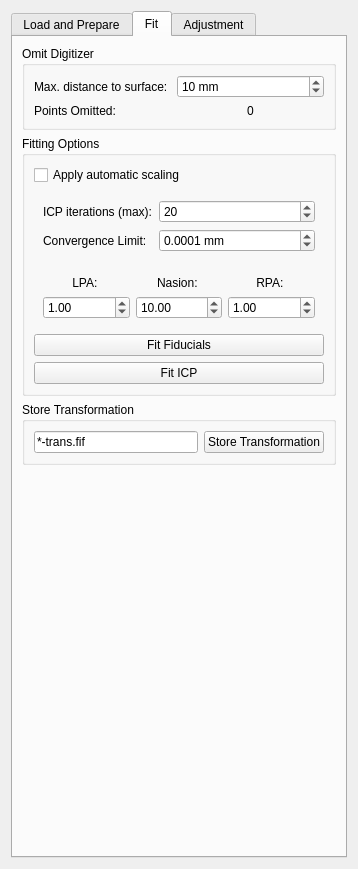
Before: the Qt Designer form libraries/disp/viewers/formfiles/coregsettingsview.ui in mne-tools/mne-cpp, drawn with Qt 5.
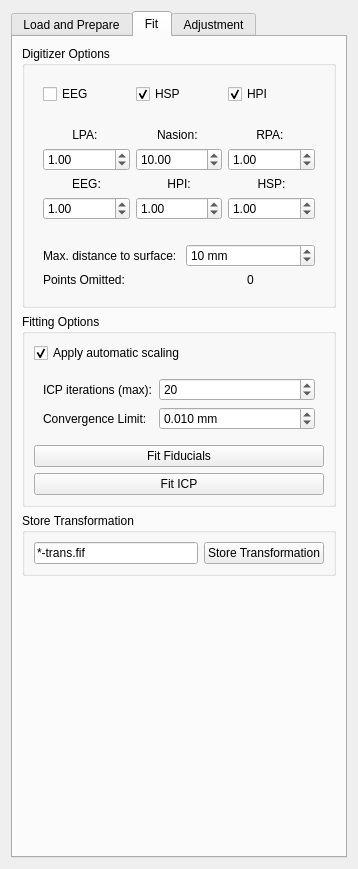
After: the same form once the commit is applied. The open tabs and pages were chosen to show the change.

Commit message: Enh: Add further digitizer selection and weight setting and implement display of results

Patch:
```diff
--- a/libraries/disp/viewers/formfiles/coregsettingsview.ui
+++ b/libraries/disp/viewers/formfiles/coregsettingsview.ui
@@ -13,7 +13,7 @@
   <property name="windowTitle">
    <string>HPI Setup</string>
   </property>
-  <layout class="QVBoxLayout" name="verticalLayout">
+  <layout class="QHBoxLayout" name="horizontalLayout_3">
    <item>
     <widget class="QTabWidget" name="m_qTabWidget">
      <property name="currentIndex">
@@ -150,45 +150,192 @@
       <attribute name="title">
        <string>Fit</string>
       </attribute>
-      <layout class="QVBoxLayout" name="verticalLayout_8">
+      <layout class="QVBoxLayout" name="verticalLayout">
        <item>
-        <widget class="QGroupBox" name="m_qGroupBox_Discard">
+        <widget class="QGroupBox" name="groupBox">
          <property name="title">
-          <string>Omit Digitizer</string>
+          <string>Digitizer Options</string>
          </property>
-         <layout class="QFormLayout" name="formLayout">
-          <item row="1" column="0">
-           <widget class="QLabel" name="m_qLabel_Text">
-            <property name="text">
-             <string>Points Omitted:</string>
-            </property>
+         <layout class="QVBoxLayout" name="verticalLayout_8">
+          <item>
+           <widget class="QWidget" name="m_qWidget_SelectDigitizer" native="true">
+            <layout class="QHBoxLayout" name="horizontalLayout_4">
+             <item>
+              <widget class="QCheckBox" name="m_qCheckBox_EEG">
+               <property name="text">
+                <string>EEG</string>
+               </property>
+              </widget>
+             </item>
+             <item>
+              <widget class="QCheckBox" name="m_qCheckBox_HSP">
+               <property name="text">
+                <string>HSP</string>
+               </property>
+               <property name="checked">
+                <bool>true</bool>
+               </property>
+              </widget>
+             </item>
+             <item>
+              <widget class="QCheckBox" name="m_qCheckBox_HPI">
+               <property name="text">
+                <string>HPI</string>
+               </property>
+               <property name="checked">
+                <bool>true</bool>
+               </property>
+              </widget>
+             </item>
+            </layout>
            </widget>
           </item>
-          <item row="1" column="1">
-           <widget class="QLabel" name="m_qLabel_NOmitted">
-            <property name="text">
-             <string>0</string>
-            </property>
-            <property name="alignment">
-             <set>Qt::AlignCenter</set>
-            </property>
+          <item>
+           <widget class="QWidget" name="m_qWidget_Weigths" native="true">
+            <layout class="QGridLayout" name="gridLayout">
+             <item row="1" column="2">
+              <widget class="QLabel" name="label_8">
+               <property name="text">
+                <string>RPA: </string>
+               </property>
+               <property name="alignment">
+                <set>Qt::AlignCenter</set>
+               </property>
+              </widget>
+             </item>
+             <item row="4" column="1">
+              <widget class="QLabel" name="label_17">
+               <property name="text">
+                <string>HPI:</string>
+               </property>
+               <property name="alignment">
+                <set>Qt::AlignCenter</set>
+               </property>
+              </widget>
+             </item>
+             <item row="3" column="2">
+              <widget class="QDoubleSpinBox" name="m_qDoubleSpinBox_WeightRpa">
+               <property name="value">
+                <double>1.000000000000000</double>
+               </property>
+              </widget>
+             </item>
+             <item row="3" column="0">
+              <widget class="QDoubleSpinBox" name="m_qDoubleSpinBox_WeightLpa">
+               <property name="value">
+                <double>1.000000000000000</double>
+               </property>
+              </widget>
+             </item>
+             <item row="4" column="2">
+              <widget class="QLabel" name="label_18">
+               <property name="text">
+                <string>HSP:</string>
+               </property>
+               <property name="alignment">
+                <set>Qt::AlignCenter</set>
+               </property>
+              </widget>
+             </item>
+             <item row="5" column="2">
+              <widget class="QDoubleSpinBox" name="m_qDoubleSpinBox_WeightHSP">
+               <property name="value">
+                <double>1.000000000000000</double>
+               </property>
+              </widget>
+             </item>
+             <item row="4" column="0">
+              <widget class="QLabel" name="label_16">
+               <property name="text">
+                <string>EEG:</string>
+               </property>
+               <property name="alignment">
+                <set>Qt::AlignCenter</set>
+               </property>
+              </widget>
+             </item>
+             <item row="5" column="1">
+              <widget class="QDoubleSpinBox" name="m_qDoubleSpinBox_WeightHPI">
+               <property name="value">
+                <double>1.000000000000000</double>
+               </property>
+              </widget>
+             </item>
+             <item row="1" column="0">
+              <widget class="QLabel" name="label_7">
+               <property name="text">
+                <string>LPA: </string>
+               </property>
+               <property name="alignment">
+                <set>Qt::AlignCenter</set>
+               </property>
+              </widget>
+             </item>
+             <item row="1" column="1">
+              <widget class="QLabel" name="label_9">
+               <property name="text">
+                <string>Nasion: </string>
+               </property>
+               <property name="alignment">
+                <set>Qt::AlignCenter</set>
+               </property>
+              </widget>
+             </item>
+             <item row="5" column="0">
+              <widget class="QDoubleSpinBox" name="m_qDoubleSpinBox_WeightEEG">
+               <property name="value">
+                <double>1.000000000000000</double>
+               </property>
+              </widget>
+             </item>
+             <item row="3" column="1">
+              <widget class="QDoubleSpinBox" name="m_qDoubleSpinBox_WeightNas">
+               <property name="value">
+                <double>10.000000000000000</double>
+               </property>
+              </widget>
+             </item>
+            </layout>
            </widget>
           </item>
-          <item row="0" column="0">
-           <widget class="QLabel" name="label_15">
-            <property name="text">
-             <string>Max. distance to surface: </string>
-            </property>
-           </widget>
-          </item>
-          <item row="0" column="1">
-           <widget class="QSpinBox" name="m_qSpinBox_MaxDist">
-            <property name="suffix">
-             <string> mm</string>
-            </property>
-            <property name="value">
-             <number>10</number>
-            </property>
+          <item>
+           <widget class="QWidget" name="m_qWidget_Discard" native="true">
+            <layout class="QFormLayout" name="formLayout_4">
+             <item row="2" column="0">
+              <widget class="QLabel" name="m_qLabel_Text">
+               <property name="text">
+                <string>Points Omitted:</string>
+               </property>
+              </widget>
+             </item>
+             <item row="2" column="1">
+              <widget class="QLabel" name="m_qLabel_NOmitted">
+               <property name="text">
+                <string>0</string>
+               </property>
+               <property name="alignment">
+                <set>Qt::AlignCenter</set>
+               </property>
+              </widget>
+             </item>
+             <item row="1" column="0">
+              <widget class="QLabel" name="label_15">
+               <property name="text">
+                <string>Max. distance to surface: </string>
+               </property>
+              </widget>
+             </item>
+             <item row="1" column="1">
+              <widget class="QSpinBox" name="m_qSpinBox_MaxDist">
+               <property name="suffix">
+                <string> mm</string>
+               </property>
+               <property name="value">
+                <number>10</number>
+               </property>
+              </widget>
+             </item>
+            </layout>
            </widget>
           </item>
          </layout>
@@ -206,7 +353,7 @@
              <string>Apply automatic scaling</string>
             </property>
             <property name="checked">
-             <bool>false</bool>
+             <bool>true</bool>
             </property>
             <property name="tristate">
              <bool>false</bool>
@@ -230,83 +377,26 @@
                </property>
               </widget>
              </item>
-             <item row="1" column="0">
-              <widget class="QLabel" name="label_6">
-               <property name="text">
-                <string>Convergence Limit:</string>
-               </property>
-              </widget>
-             </item>
              <item row="1" column="1">
               <widget class="QDoubleSpinBox" name="m_qDoubleSpinBox_Converge">
                <property name="suffix">
                 <string> mm</string>
                </property>
                <property name="decimals">
-                <number>4</number>
+                <number>3</number>
                </property>
                <property name="singleStep">
-                <double>0.000100000000000</double>
+                <double>0.010000000000000</double>
                </property>
                <property name="value">
-                <double>0.000100000000000</double>
-               </property>
-              </widget>
-             </item>
-            </layout>
-           </widget>
-          </item>
-          <item>
-           <widget class="QWidget" name="m_qWidget_Weigths" native="true">
-            <layout class="QGridLayout" name="gridLayout">
-             <item row="1" column="1">
-              <widget class="QDoubleSpinBox" name="m_qDoubleSpinBox_WeightNas">
-               <property name="value">
-                <double>10.000000000000000</double>
+                <double>0.010000000000000</double>
                </property>
               </widget>
              </item>
              <item row="1" column="0">
-              <widget class="QDoubleSpinBox" name="m_qDoubleSpinBox_WeightLpa">
-               <property name="value">
-                <double>1.000000000000000</double>
-               </property>
-              </widget>
-             </item>
-             <item row="1" column="2">
-              <widget class="QDoubleSpinBox" name="m_qDoubleSpinBox_WeightRpa">
-               <property name="value">
-                <double>1.000000000000000</double>
-               </property>
-              </widget>
-             </item>
-             <item row="0" column="0">
-              <widget class="QLabel" name="label_7">
+              <widget class="QLabel" name="label_6">
                <property name="text">
-                <string>LPA: </string>
-               </property>
-               <property name="alignment">
-                <set>Qt::AlignCenter</set>
-               </property>
-              </widget>
-             </item>
-             <item row="0" column="1">
-              <widget class="QLabel" name="label_9">
-               <property name="text">
-                <string>Nasion: </string>
-               </property>
-               <property name="alignment">
-                <set>Qt::AlignCenter</set>
-               </property>
-              </widget>
-             </item>
-             <item row="0" column="2">
-              <widget class="QLabel" name="label_8">
-               <property name="text">
-                <string>RPA: </string>
-               </property>
-               <property name="alignment">
-                <set>Qt::AlignCenter</set>
+                <string>Convergence Limit:</string>
                </property>
               </widget>
              </item>
@@ -500,10 +590,18 @@
            <widget class="QWidget" name="m_qWidget_Adjustment" native="true">
             <layout class="QGridLayout" name="gridLayout_2">
              <item row="1" column="2">
-              <widget class="QDoubleSpinBox" name="doubleSpinBox_2"/>
+              <widget class="QDoubleSpinBox" name="m_qDoubleSpinBox_RotX">
+               <property name="minimum">
+                <double>-99.989999999999995</double>
+               </property>
+              </widget>
              </item>
              <item row="3" column="2">
-              <widget class="QDoubleSpinBox" name="doubleSpinBox_6"/>
+              <widget class="QDoubleSpinBox" name="m_qDoubleSpinBox_RotZ">
+               <property name="minimum">
+                <double>-99.989999999999995</double>
+               </property>
+              </widget>
              </item>
              <item row="0" column="1">
               <widget class="QLabel" name="label_13">
@@ -513,7 +611,11 @@
               </widget>
              </item>
              <item row="3" column="1">
-              <widget class="QDoubleSpinBox" name="doubleSpinBox_4"/>
+              <widget class="QDoubleSpinBox" name="m_qDoubleSpinBox_TransZ">
+               <property name="minimum">
+                <double>-99.989999999999995</double>
+               </property>
+              </widget>
              </item>
              <item row="2" column="0">
               <widget class="QLabel" name="label_11">
@@ -530,10 +632,18 @@
               </widget>
              </item>
              <item row="1" column="1">
-              <widget class="QDoubleSpinBox" name="doubleSpinBox"/>
+              <widget class="QDoubleSpinBox" name="m_qDoubleSpinBox_TransX">
+               <property name="minimum">
+                <double>-99.989999999999995</double>
+               </property>
+              </widget>
              </item>
              <item row="2" column="1">
-              <widget class="QDoubleSpinBox" name="doubleSpinBox_3"/>
+              <widget class="QDoubleSpinBox" name="m_qDoubleSpinBox_TransY">
+               <property name="minimum">
+                <double>-99.989999999999995</double>
+               </property>
+              </widget>
              </item>
              <item row="0" column="2">
               <widget class="QLabel" name="label_14">
@@ -550,7 +660,11 @@
               </widget>
              </item>
              <item row="2" column="2">
-              <widget class="QDoubleSpinBox" name="doubleSpinBox_5"/>
+              <widget class="QDoubleSpinBox" name="m_qDoubleSpinBox_RotY">
+               <property name="minimum">
+                <double>-99.989999999999995</double>
+               </property>
+              </widget>
              </item>
              <item row="4" column="1">
               <spacer name="horizontalSpacer">
```
The commit also changes 2 other files.
